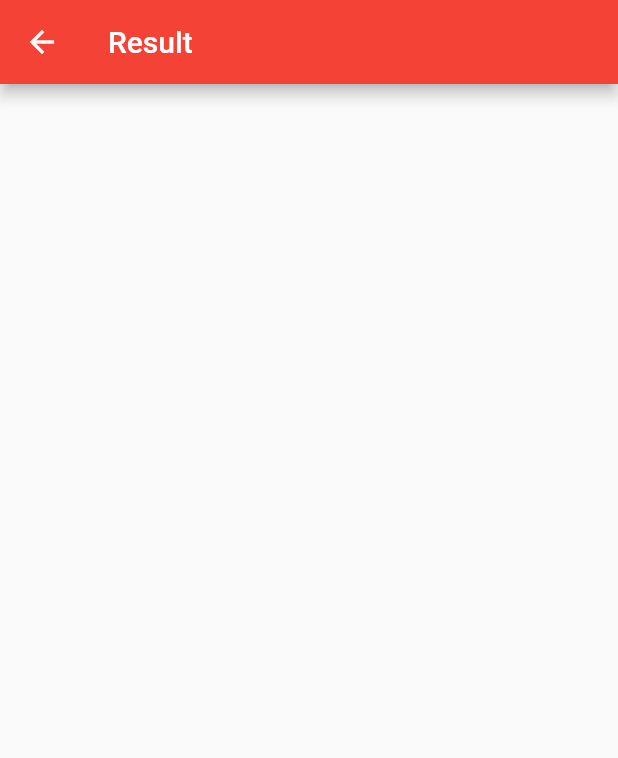
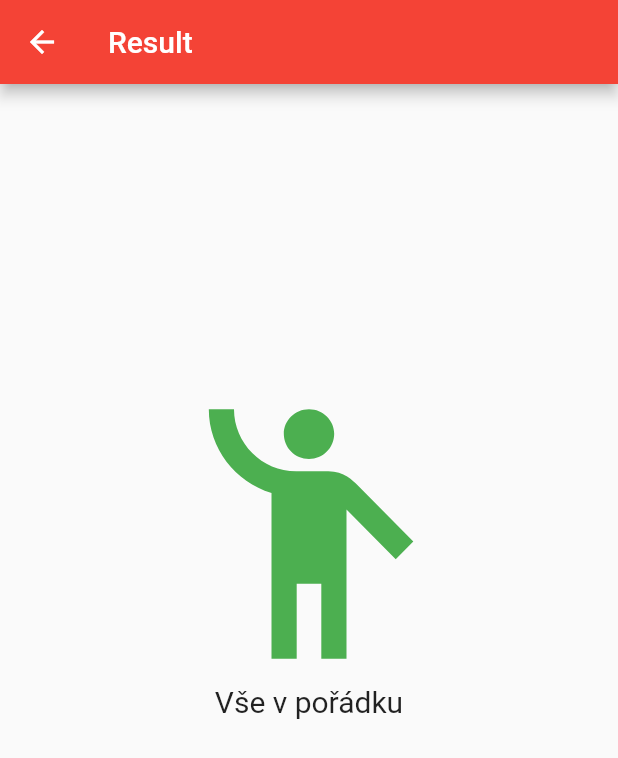
Before and after one commit to student-dreamers/zkazkaz-flutter, a Flutter app: the ResultScreen screen opened by its route, on a phone screen of 412 x 824 dp. Shown: the top 758 px of the screen. Run offline on Flutter 3.47's test engine with Material 2 defaults, Android fonts, the phone set to English and light mode, and no system bars; our stand-ins replace camera, cloud_firestore, firebase_analytics, firebase_storage, random_string, shared_preferences; accounts and stored records are empty.

Commit message:
Result OK

```diff
--- a/lib/screens/HomeScreen.dart
+++ b/lib/screens/HomeScreen.dart
@@ -141,6 +141,12 @@ class _HomeScreenState extends State<HomeScreen> {
               ),
             ),
           ),
+          Container(
+            child: RaisedButton(
+                onPressed: () {
+                  Navigator.pushReplacementNamed(context, '/between');
+                })
+          )
         ],
       ),
     );
--- a/lib/screens/TakePhotoScreen.dart
+++ b/lib/screens/TakePhotoScreen.dart
@@ -203,7 +203,16 @@ class ResultScreen extends StatelessWidget {
     return Scaffold(
       appBar: AppBar(title: Text('Result')),
       body: Column(children: <Widget>[
-        //Success
+        Center(
+            child: Container(
+              margin: EdgeInsets.only(top: 200),
+              child: Icon (IconData(0xe92d, fontFamily: 'MaterialIcons'), color: Colors.green, size: 200),
+      )
+    ), Center (
+          child: Container(
+            child: Text("Vše v pořádku", style: TextStyle(fontSize: 20),),
+          )
+        )
       ],)
     );
   }
```
